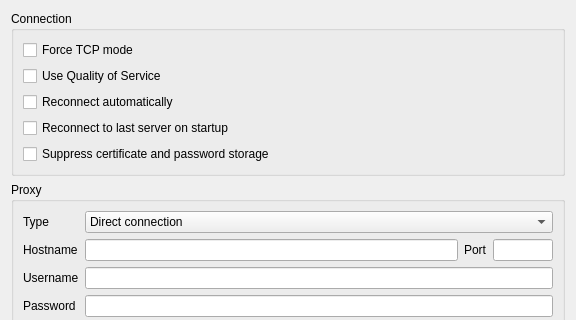
The window that src/mumble/NetworkConfig.ui (mumble-voip/mumble) describes before a commit, drawn with Qt 5; both pictures show x 0 to 576 and y 0 to 320 of the 576 by 584 pixel window.
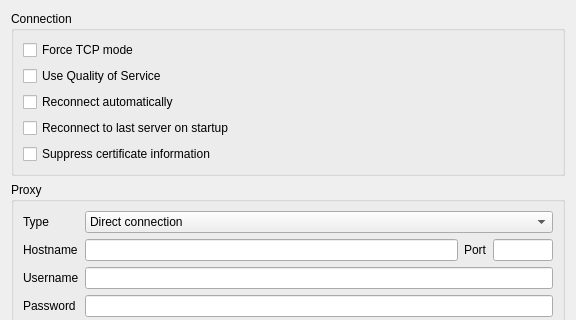
The same window after the commit. Custom widgets are drawn as their Qt base class.

Commit message:
CHANGE(client): Allow saving server password when SupressIdentity is enabled
This change was made so the future commit can optionally save passwords.

```diff
--- a/src/mumble/NetworkConfig.ui
+++ b/src/mumble/NetworkConfig.ui
@@ -87,7 +87,7 @@
          <string>&lt;b&gt;This will suppress identity information from the client.&lt;/b&gt;&lt;p&gt;The client will not identify itself with a certificate, even if defined, and will not cache passwords for connections. This is primarily a test-option and is not saved.&lt;/p&gt;</string>
         </property>
         <property name="text">
-         <string>Suppress certificate and password storage</string>
+         <string>Suppress certificate information</string>
         </property>
        </widget>
       </item>
```
Left out of the diff: 2 changed lines with no effect on the pictures. The commit also changes 1 other file.
